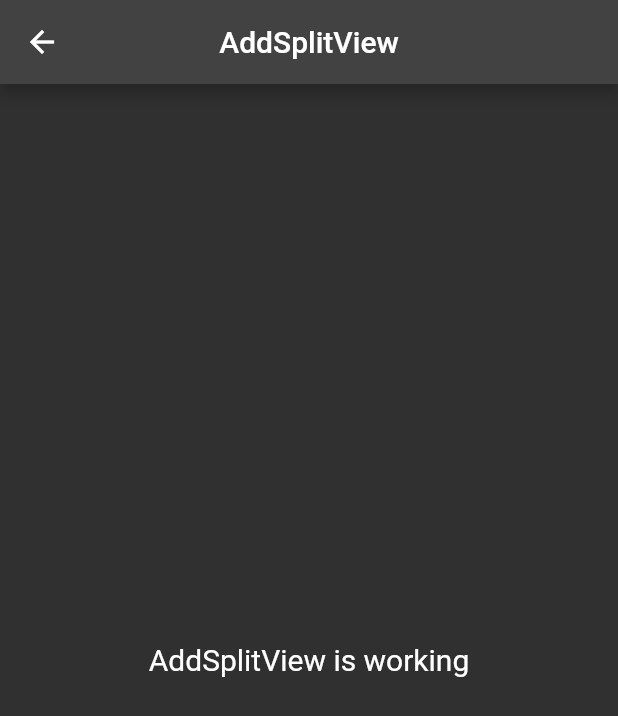
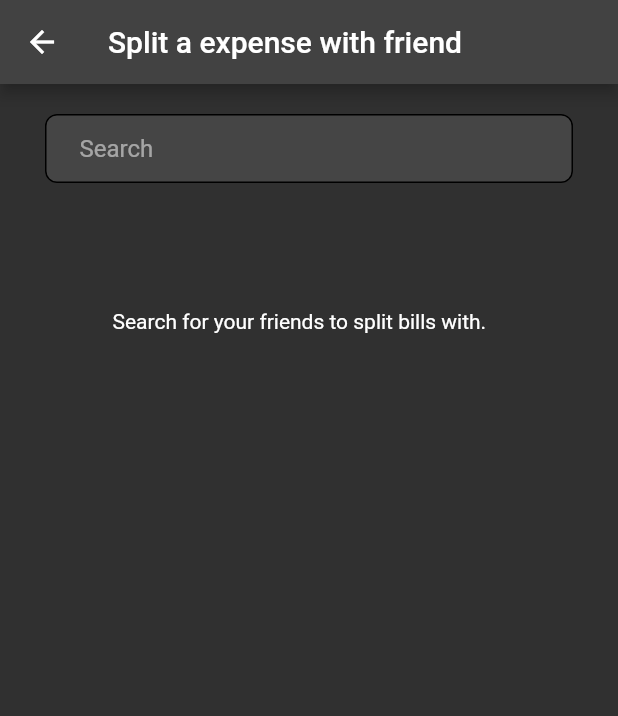
Before and after one commit to ikp-773/Bill-Split, a Flutter app: the AddSplitView screen opened by its route, on a phone screen of 412 x 824 dp. Shown: the top 716 px of the screen. Run offline on Flutter 3.47's test engine with Material 2 defaults, Android fonts, the phone set to English and light mode, and no system bars; our stand-ins replace cloud_firestore, dropdown_button2, firebase_analytics, firebase_auth, firebase_core, flutter_expandable_fab and 2 more; missing offline and left inert: fluid_bottom_nav_bar; accounts and stored records are empty.

Commit message:
add split screens

```diff
--- a/lib/app/constants/text_styles.dart
+++ b/lib/app/constants/text_styles.dart
@@ -25,4 +25,9 @@ class CustomFontStyles {
     fontWeight: FontWeight.w700,
     fontSize: 20,
   );
+
+  static TextStyle textField = const TextStyle(
+    fontWeight: FontWeight.w400,
+    fontSize: 14,
+  );
 }
--- a/lib/app/modules/add_split/bindings/add_split_binding.dart
+++ b/lib/app/modules/add_split/bindings/add_split_binding.dart
@@ -1,10 +1,15 @@
 import 'package:get/get.dart';
+
+import 'package:bill_split/app/modules/add_split/controllers/split_expense_controller.dart';
 
 import '../controllers/add_split_controller.dart';
 
 class AddSplitBinding extends Bindings {
   @override
   void dependencies() {
+    Get.lazyPut<SplitExpenseController>(
+      () => SplitExpenseController(),
+    );
     Get.lazyPut<AddSplitController>(
       () => AddSplitController(),
     );
--- a/lib/app/modules/add_split/controllers/add_split_controller.dart
+++ b/lib/app/modules/add_split/controllers/add_split_controller.dart
@@ -1,9 +1,38 @@
+import 'package:bill_split/app/modules/home/controllers/dashboard_controller.dart';
+import 'package:flutter/material.dart';
 import 'package:get/get.dart';
 
+import '../../../services/cloud_firestore/read_user.dart';
+import '../../auth/models/user.dart';
+
 class AddSplitController extends GetxController {
-  //TODO: Implement AddSplitController
+  List userNameList = Get.find<DashboardController>().usersNameList;
+  RxList items = [].obs;
+  late String selUserId;
+  late String selUserName;
 
-  final count = 0.obs;
+  TextEditingController searchController = TextEditingController();
+
+  void filterSearchResults(String query) {
+    RxList dummySearchList = [].obs;
+    dummySearchList.addAll(userNameList);
+    if (query.isNotEmpty) {
+      RxList dummyListData = [].obs;
+      for (var item in dummySearchList) {
+        if (item.contains(query)) {
+          dummyListData.add(item);
+        }
+      }
+      items.clear();
+      items.addAll(dummyListData.toSet().toList());
+
+      return;
+    } else {
+      items.clear();
+      items.addAll(userNameList.toSet().toList());
+    }
+  }
+
   @override
   void onInit() {
     super.onInit();
@@ -18,6 +47,4 @@ class AddSplitController extends GetxController {
   void onClose() {
     super.onClose();
   }
-
-  void increment() => count.value++;
 }
--- /dev/null
+++ b/lib/app/modules/add_split/controllers/split_expense_controller.dart
@@ -0,0 +1,39 @@
+import 'package:bill_split/app/modules/add_split/controllers/add_split_controller.dart';
+import 'package:flutter/foundation.dart';
+import 'package:flutter/material.dart';
+import 'package:get/get.dart';
+
+class SplitExpenseController extends GetxController {
+  RxString dropdownValue = "You".obs;
+
+  final List peopleList = ['You', Get.find<AddSplitController>().selUserName];
+
+  final GlobalKey<FormState> formKey = GlobalKey<FormState>();
+
+  TextEditingController descController = TextEditingController();
+  TextEditingController amountController = TextEditingController();
+
+  void setSelected(String value) {
+    dropdownValue.value = value;
+  }
+
+  addSplit() {}
+
+  @override
+  void onInit() {
+    if (kDebugMode) {
+      print(peopleList);
+    }
+    super.onInit();
+  }
+
+  @override
+  void onReady() {
+    super.onReady();
+  }
+
+  @override
+  void onClose() {
+    super.onClose();
+  }
+}
--- a/lib/app/modules/add_split/views/add_split_view.dart
+++ b/lib/app/modules/add_split/views/add_split_view.dart
@@ -1,3 +1,6 @@
+import 'package:bill_split/app/modules/add_split/bindings/add_split_binding.dart';
+import 'package:bill_split/app/modules/add_split/views/split_desc_view.dart';
+import 'package:bill_split/app/modules/home/controllers/dashboard_controller.dart';
 import 'package:flutter/material.dart';
 
 import 'package:get/get.dart';
@@ -9,14 +12,82 @@ class AddSplitView extends GetView<AddSplitController> {
   @override
   Widget build(BuildContext context) {
     return Scaffold(
-      appBar: AppBar(
-        title: const Text('AddSplitView'),
-        centerTitle: true,
-      ),
-      body: const Center(
-        child: Text(
-          'AddSplitView is working',
-          style: TextStyle(fontSize: 20),
+      appBar: AppBar(title: const Text('Split a expense with friend')),
+      body: SingleChildScrollView(
+        child: Column(
+          crossAxisAlignment: CrossAxisAlignment.start,
+          children: [
+            Padding(
+              padding: const EdgeInsets.fromLTRB(30, 20, 30, 34),
+              child: SizedBox(
+                height: 46,
+                child: TextFormField(
+                  onChanged: (value) {
+                    controller.filterSearchResults(value);
+                  },
+                  autofocus: false,
+                  controller: controller.searchController,
+                  textCapitalization: TextCapitalization.words,
+                  decoration: InputDecoration(
+                    contentPadding: const EdgeInsets.symmetric(
+                        vertical: 10, horizontal: 23),
+                    hintText: 'Search',
+                    filled: true,
+                    hintStyle: const TextStyle(
+                      color: Color(0x88f9f9f9),
+                    ),
+                    enabledBorder: OutlineInputBorder(
+                      borderRadius: BorderRadius.circular(8),
+                    ),
+                    focusedBorder: OutlineInputBorder(
+                      borderRadius: BorderRadius.circular(8),
+                    ),
+                  ),
+                ),
+              ),
+            ),
+            Obx(
+              () => controller.items.isEmpty
+                  ? const SizedBox(
+                      child: Padding(
+                        padding:
+                            EdgeInsets.symmetric(horizontal: 75, vertical: 50),
+                        child: Text(
+                          'Search for your friends to split bills with.',
+                          textAlign: TextAlign.center,
+                        ),
+                      ),
+                    )
+                  : ListView.builder(
+                      shrinkWrap: true,
+                      itemCount: controller.items.length,
+                      physics: const BouncingScrollPhysics(),
+                      padding: const EdgeInsets.fromLTRB(30, 10, 30, 10),
+                      itemBuilder: (context, index) {
+                        return ListTile(
+                          enableFeedback: true,
+                          onTap: () {
+                            int userNum = Get.find<DashboardController>()
+                                .usersNameList
+                                .indexOf(controller.items[index]);
+                            controller.selUserId =
+                                Get.find<DashboardController>()
+                                    .usersIdList[userNum];
+                            controller.selUserName =
+                                Get.find<DashboardController>()
+                                    .usersNameList[userNum];
+                            Get.to(() => const SplitDescView(),
+                                binding: AddSplitBinding());
+                          },
+                          title: Text(
+                            controller.items[index],
+                            // style: HomeFontStylesDark.profileTile,
+                          ),
+                        );
+                      },
+                    ),
+            ),
+          ],
         ),
       ),
     );
--- a/lib/app/modules/auth/controllers/auth_controller.dart
+++ b/lib/app/modules/auth/controllers/auth_controller.dart
@@ -21,7 +21,7 @@ class AuthController extends GetxController {
           email: emailController.text,
           password: passController.text);
       if (result == 'success') {
-        await UserDetFirebase().getData().then(
+        await UserDetFirebase().getUserModel().then(
               (value) => Get.toNamed(Routes.HOME, arguments: value),
             );
       } else {
@@ -38,7 +38,7 @@ class AuthController extends GetxController {
         password: passController.text,
       );
       if (result == 'success') {
-        await UserDetFirebase().getData().then(
+        await UserDetFirebase().getUserModel().then(
               (value) => Get.toNamed(Routes.HOME, arguments: value),
             );
       } else {
--- a/lib/app/modules/auth/models/user.dart
+++ b/lib/app/modules/auth/models/user.dart
@@ -24,8 +24,8 @@ class UserModel {
   final String uid;
   final String email;
   final String name;
-  final double owed;
-  final double lent;
+  final num owed;
+  final num lent;
   final List<String> groups;
   final List<String> bills;
   final List<String> friends;
--- a/lib/app/modules/auth/views/sign_in_view.dart
+++ b/lib/app/modules/auth/views/sign_in_view.dart
@@ -24,6 +24,7 @@ class SignInView extends GetView<AuthController> {
           padding: const EdgeInsets.all(16.0),
           child: Form(
             key: controller.formKey,
+            child: SingleChildScrollView(
               child: Column(
                 mainAxisAlignment: MainAxisAlignment.center,
                 children: [
@@ -50,6 +51,7 @@ class SignInView extends GetView<AuthController> {
                     ),
                   ),
                 ],
+              ),
             ),
           ),
         ),
--- a/lib/app/modules/auth/views/sign_up_view.dart
+++ b/lib/app/modules/auth/views/sign_up_view.dart
@@ -24,6 +24,7 @@ class SignUpView extends GetView<AuthController> {
           padding: const EdgeInsets.all(16.0),
           child: Form(
             key: controller.formKey,
+            child: SingleChildScrollView(
               child: Column(
                 mainAxisAlignment: MainAxisAlignment.center,
                 children: [
@@ -60,6 +61,7 @@ class SignUpView extends GetView<AuthController> {
             ),
           ),
         ),
+      ),
       bottomNavigationBar: SizedBox(
         height: 100,
         child: Center(
--- a/lib/app/modules/home/controllers/dashboard_controller.dart
+++ b/lib/app/modules/home/controllers/dashboard_controller.dart
@@ -3,8 +3,18 @@ import 'package:bill_split/app/services/cloud_firestore/read_user.dart';
 import 'package:get/get.dart';
 
 class DashboardController extends GetxController with StateMixin<UserModel> {
+  List<String> usersNameList = [];
+  List<String> usersIdList = [];
+
   getUserData() async {
-    await UserDetFirebase().getData().then((value) {
+    await UserDetFirebase().getUserModel().then((value) async {
+      List<UserModel> allUsers = await UserDetFirebase().getAllUsers();
+      if (allUsers.isNotEmpty) {
+        for (var user in allUsers) {
+          usersNameList.add(user.name);
+          usersIdList.add(user.uid);
+        }
+      }
       change(value, status: RxStatus.success());
     }, onError: (err) {
       change(null, status: RxStatus.error(err.toString()));
--- a/lib/app/modules/home/views/dashboard_view.dart
+++ b/lib/app/modules/home/views/dashboard_view.dart
@@ -1,6 +1,7 @@
 // ignore_for_file: prefer_const_constructors, prefer_const_literals_to_create_immutables
 
 import 'package:bill_split/app/constants/text_styles.dart';
+import 'package:bill_split/app/routes/app_pages.dart';
 import 'package:flutter/material.dart';
 import 'package:flutter_expandable_fab/flutter_expandable_fab.dart';
 import 'dart:math' as math;
@@ -27,12 +28,16 @@ class DashboardView extends GetView<DashboardController> {
             FloatingActionButton(
               tooltip: 'Split among friends',
               child: Icon(Icons.person_add_alt_1_rounded),
-              onPressed: () {},
+              onPressed: () {
+                Get.toNamed(Routes.ADD_SPLIT);
+              },
             ),
             FloatingActionButton(
               tooltip: 'Split among group',
               child: Icon(Icons.group_add_rounded),
-              onPressed: () {},
+              onPressed: () {
+                Get.toNamed(Routes.ADD_SPLIT);
+              },
             ),
           ],
         ),
--- a/pubspec.yaml
+++ b/pubspec.yaml
@@ -17,6 +17,7 @@ dependencies:
   fluid_bottom_nav_bar: ^1.4.0
   get_storage: ^2.1.1
   flutter_expandable_fab: ^1.7.1
+  dropdown_button2: ^2.0.0
 
 
 dev_dependencies:
```
Also changed, not shown: lib/app/modules/add_split/views/split_desc_view.dart (added, +103 -0 lines), lib/app/services/cloud_firestore/read_user.dart (+40 -5 lines). Lines whose indentation alone changed are shown as unchanged.
